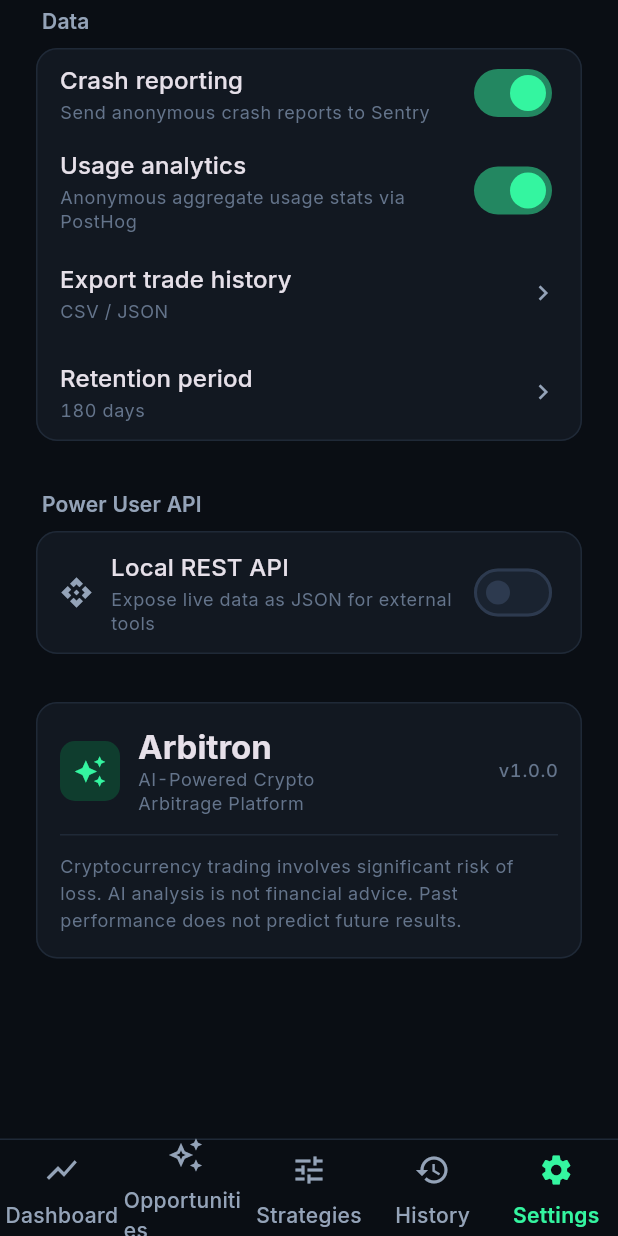
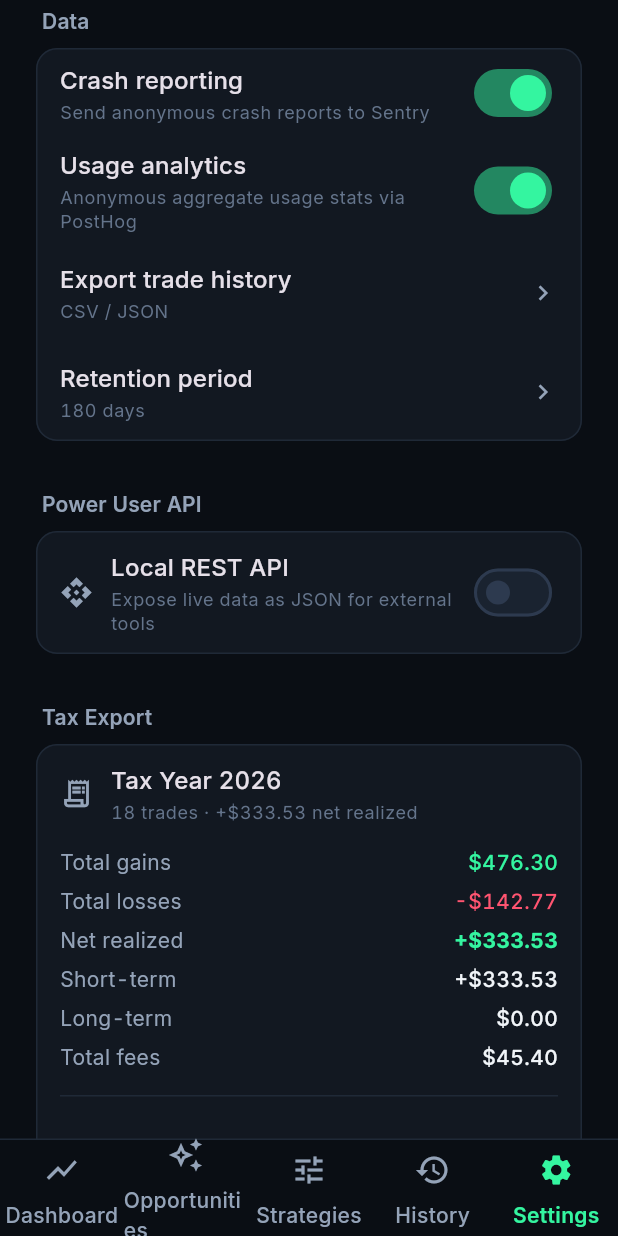
Before and after one commit to Roqak/arbitron, a Flutter app: the screen it shows after launch, item 5 of the bottom bar chosen, scrolled down 1084 dp, on a phone screen of 412 x 824 dp. Run offline on Flutter 3.47's test engine with Material 3 defaults, Android fonts, the phone set to English and light mode, and no system bars; our stand-ins replace dio, equatable, fl_chart, flutter_bloc, flutter_secure_storage, google_fonts and 2 more; network calls fail.

Commit message:
feat: tax export integrations (v3.0.4)
- TaxExporter: Form 8949 (US Schedule D) + generic taxable events CSV
- TaxSummary: gains/losses breakdown, short/long-term, total fees
- Settings: Tax Export section with summary and two export formats
- Completes the full PRD roadmap (v1.0 through v3.0)
- 0 analyzer errors/warnings, tests pass

```diff
--- /dev/null
+++ b/lib/core/data/tax_exporter.dart
@@ -0,0 +1,140 @@
+import '../domain/trade.dart';
+import '../domain/exchange.dart';
+
+/// Generates tax-ready exports of trade history. See PRD §12 (v3.0 — Tax
+/// export integrations) and §2.2 (tax reporting was a non-goal for v1 but
+/// is in the v3.0+ scope).
+///
+/// Produces:
+/// - A Form 8949-style CSV (US capital gains format) for Schedule D attachment
+/// - A generic taxable-events CSV for non-US jurisdictions
+/// - A summary of realized gains/losses by tax year
+class TaxExporter {
+  TaxExporter._();
+
+  /// Generates a Form 8949 (US) style CSV.
+  /// Columns: Description, Date Acquired, Date Sold, Proceeds, Cost Basis,
+  /// Gain/Loss, Term (short/long).
+  static String form8949Csv(List<TradeRecord> trades, {int? taxYear}) {
+    final filtered = _filterByYear(trades, taxYear);
+    final header = [
+      'Description', 'Date Acquired', 'Date Sold', 'Proceeds', 'Cost Basis',
+      'Gain or Loss', 'Term',
+    ];
+    final rows = filtered.map((t) {
+      final proceeds = t.sizeUsd + t.netPnl; // selling price
+      final costBasis = t.sizeUsd; // buying price
+      final gainLoss = t.netPnl;
+      final holdingPeriod = DateTime.now().difference(t.executedAt);
+      final term = holdingPeriod.inDays > 365 ? 'Long-term' : 'Short-term';
+      final desc = '${t.pair} (${t.strategyName})';
+      return [
+        desc,
+        t.executedAt.toIso8601String().split('T').first,
+        t.executedAt.toIso8601String().split('T').first, // same-day for arb
+        proceeds.toStringAsFixed(2),
+        costBasis.toStringAsFixed(2),
+        gainLoss.toStringAsFixed(2),
+        term,
+      ].map((f) => '"${f.replaceAll('"', '""')}"').join(',');
+    }).join('\n');
+    return '${header.join(',')}\n$rows';
+  }
+
+  /// Generates a generic taxable events CSV (jurisdiction-agnostic).
+  static String taxableEventsCsv(List<TradeRecord> trades, {int? taxYear}) {
+    final filtered = _filterByYear(trades, taxYear);
+    final header = [
+      'date', 'type', 'pair', 'strategy', 'buy_exchange', 'sell_exchange',
+      'size_usd', 'proceeds_usd', 'cost_basis_usd', 'realized_gain_usd',
+      'fees_usd', 'slippage_usd', 'outcome',
+    ];
+    final rows = filtered.map((t) {
+      final proceeds = t.sizeUsd + t.netPnl;
+      final costBasis = t.sizeUsd;
+      return [
+        t.executedAt.toIso8601String(),
+        'arbitrage',
+        t.pair,
+        t.strategyName,
+        ExchangeCatalog.byId(t.buyExchangeId).name,
+        ExchangeCatalog.byId(t.sellExchangeId).name,
+        t.sizeUsd.toStringAsFixed(2),
+        proceeds.toStringAsFixed(2),
+        costBasis.toStringAsFixed(2),
+        t.netPnl.toStringAsFixed(2),
+        t.feesUsd.toStringAsFixed(2),
+        t.slippageUsd.toStringAsFixed(2),
+        t.profit ? 'gain' : 'loss',
+      ].map((f) => '"${f.replaceAll('"', '""')}"').join(',');
+    }).join('\n');
+    return '${header.join(',')}\n$rows';
+  }
+
+  /// Generates a tax summary: realized gains/losses grouped by year and term.
+  static TaxSummary summary(List<TradeRecord> trades, {int? taxYear}) {
+    final filtered = _filterByYear(trades, taxYear);
+    final gains = filtered.where((t) => t.profit).fold(0.0, (s, t) => s + t.netPnl);
+    final losses = filtered.where((t) => !t.profit).fold(0.0, (s, t) => s + t.netPnl);
+    final net = gains + losses;
+    final shortTerm = filtered.where((t) => DateTime.now().difference(t.executedAt).inDays <= 365).fold(0.0, (s, t) => s + t.netPnl);
+    final longTerm = filtered.where((t) => DateTime.now().difference(t.executedAt).inDays > 365).fold(0.0, (s, t) => s + t.netPnl);
+    final totalFees = filtered.fold(0.0, (s, t) => s + t.feesUsd);
+
+    return TaxSummary(
+      taxYear: taxYear ?? DateTime.now().year,
+      totalTrades: filtered.length,
+      totalGains: gains,
+      totalLosses: losses,
+      netRealized: net,
+      shortTermGains: shortTerm,
+      longTermGains: longTerm,
+      totalFees: totalFees,
+    );
+  }
+
+  static List<TradeRecord> _filterByYear(List<TradeRecord> trades, int? taxYear) {
+    if (taxYear == null) return trades;
+    return trades.where((t) => t.executedAt.year == taxYear).toList();
+  }
+
+  static String filename(TaxFormat fmt, {int? year}) {
+    final y = year ?? DateTime.now().year;
+    return 'arbitron_tax_$y.${fmt.extension}';
+  }
+}
+
+enum TaxFormat { form8949, taxableEvents }
+
+extension TaxFormatX on TaxFormat {
+  String get extension => 'csv';
+  String get label => this == TaxFormat.form8949 ? 'Form 8949 (US)' : 'Taxable Events (Generic)';
+  String get description => this == TaxFormat.form8949
+      ? 'US Schedule D attachment format'
+      : 'Jurisdiction-agnostic taxable events log';
+}
+
+/// Summary of realized gains/losses for a tax year.
+class TaxSummary {
+  final int taxYear;
+  final int totalTrades;
+  final double totalGains;
+  final double totalLosses;
+  final double netRealized;
+  final double shortTermGains;
+  final double longTermGains;
+  final double totalFees;
+
+  const TaxSummary({
+    required this.taxYear,
+    required this.totalTrades,
+    required this.totalGains,
+    required this.totalLosses,
+    required this.netRealized,
+    required this.shortTermGains,
+    required this.longTermGains,
+    required this.totalFees,
+  });
+
+  bool get isNetGain => netRealized >= 0;
+}
--- a/lib/features/settings/settings_screen.dart
+++ b/lib/features/settings/settings_screen.dart
@@ -5,6 +5,7 @@ import '../../core/domain/exchange.dart';
 import '../../core/domain/llm_config.dart';
 import '../../core/domain/trade.dart';
 import '../../core/data/trade_exporter.dart';
+import '../../core/data/tax_exporter.dart';
 import '../../core/theme/app_colors.dart';
 import '../../core/theme/app_theme.dart';
 import '../../core/theme/app_spacing.dart';
@@ -62,6 +63,10 @@ class SettingsScreen extends StatelessWidget {
                 const SizedBox(height: AppSpacing.section),
                 _Section(title: 'Power User API', children: [
                   _ApiServerTile(running: state.apiRunning, port: state.apiPort, token: state.apiToken),
+                ]),
+                const SizedBox(height: AppSpacing.section),
+                _Section(title: 'Tax Export', children: [
+                  _TaxExportTile(trades: state.trades),
                 ]),
                 const SizedBox(height: AppSpacing.section),
                 _AboutTile(),
@@ -642,6 +647,99 @@ class _ListTile extends StatelessWidget {
   }
 }
 
+class _TaxExportTile extends StatelessWidget {
+  final List<TradeRecord> trades;
+  const _TaxExportTile({required this.trades});
+
+  @override
+  Widget build(BuildContext context) {
+    final theme = Theme.of(context);
+    final summary = TaxExporter.summary(trades);
+    return Padding(
+      padding: const EdgeInsets.symmetric(horizontal: AppSpacing.lg, vertical: 12),
+      child: Column(
+        crossAxisAlignment: CrossAxisAlignment.start,
+        children: [
+          // Summary card
+          Row(
+            children: [
+              Icon(Icons.receipt_long_outlined, color: theme.textSecondary, size: 22),
+              const SizedBox(width: AppSpacing.md),
+              Expanded(
+                child: Column(
+                  crossAxisAlignment: CrossAxisAlignment.start,
+                  children: [
+                    Text('Tax Year ${summary.taxYear}', style: theme.textTheme.titleMedium!.copyWith(fontWeight: FontWeight.w500)),
+                    const SizedBox(height: 2),
+                    Text('${summary.totalTrades} trades \u00b7 ${Fmt.signedUsd(summary.netRealized)} net realized',
+                        style: theme.textTheme.bodySmall!.copyWith(color: theme.textMuted)),
+                  ],
+                ),
+              ),
+            ],
+          ),
+          const SizedBox(height: AppSpacing.md),
+          // Gain/loss breakdown
+          _TaxRow(label: 'Total gains', value: Fmt.usd(summary.totalGains), color: theme.success),
+          _TaxRow(label: 'Total losses', value: Fmt.usd(summary.totalLosses), color: theme.danger),
+          _TaxRow(label: 'Net realized', value: Fmt.signedUsd(summary.netRealized), color: summary.isNetGain ? theme.success : theme.danger, bold: true),
+          _TaxRow(label: 'Short-term', value: Fmt.signedUsd(summary.shortTermGains)),
+          _TaxRow(label: 'Long-term', value: Fmt.signedUsd(summary.longTermGains)),
+          _TaxRow(label: 'Total fees', value: Fmt.usd(summary.totalFees)),
+          const SizedBox(height: AppSpacing.md),
+          Divider(height: 1, color: theme.borderSubtle),
+          const SizedBox(height: AppSpacing.md),
+          // Export buttons
+          for (final fmt in TaxFormat.values)
+            Padding(
+              padding: const EdgeInsets.only(bottom: 4),
+              child: _ListTile(
+                title: fmt.label,
+                subtitle: fmt.description,
+                trailing: const Icon(Icons.download_outlined, size: 20),
+                onTap: () {
+                  final content = fmt == TaxFormat.form8949
+                      ? TaxExporter.form8949Csv(trades)
+                      : TaxExporter.taxableEventsCsv(trades);
+                  ScaffoldMessenger.of(context).showSnackBar(
+                    SnackBar(content: Text('${fmt.label} exported (${content.length} bytes)'), duration: const Duration(seconds: 3)),
+                  );
+                },
+              ),
+            ),
+        ],
+      ),
+    );
+  }
+}
+
+class _TaxRow extends StatelessWidget {
+  final String label;
+  final String value;
+  final Color? color;
+  final bool bold;
+  const _TaxRow({required this.label, required this.value, this.color, this.bold = false});
+
+  @override
+  Widget build(BuildContext context) {
+    final theme = Theme.of(context);
+    return Padding(
+      padding: const EdgeInsets.symmetric(vertical: 3),
+      child: Row(
+        mainAxisAlignment: MainAxisAlignment.spaceBetween,
+        children: [
+          Text(label, style: theme.textTheme.bodyMedium!.copyWith(color: theme.textSecondary)),
+          Text(value, style: theme.textTheme.bodyMedium!.copyWith(
+            color: color ?? theme.textPrimary,
+            fontWeight: bold ? FontWeight.w700 : FontWeight.w500,
+            fontFeatures: const [FontFeature.tabularFigures()],
+          )),
+        ],
+      ),
+    );
+  }
+}
+
 class _AboutTile extends StatelessWidget {
   @override
   Widget build(BuildContext context) {
--- a/pubspec.yaml
+++ b/pubspec.yaml
@@ -1,7 +1,7 @@
 name: arbitron
 description: "AI-Powered Crypto Arbitrage Platform"
 publish_to: 'none'
-version: 3.0.3+11
+version: 3.0.4+12
 
 environment:
   sdk: '>=3.4.4 <4.0.0'
```
Also changed, not shown: 3 other files.
